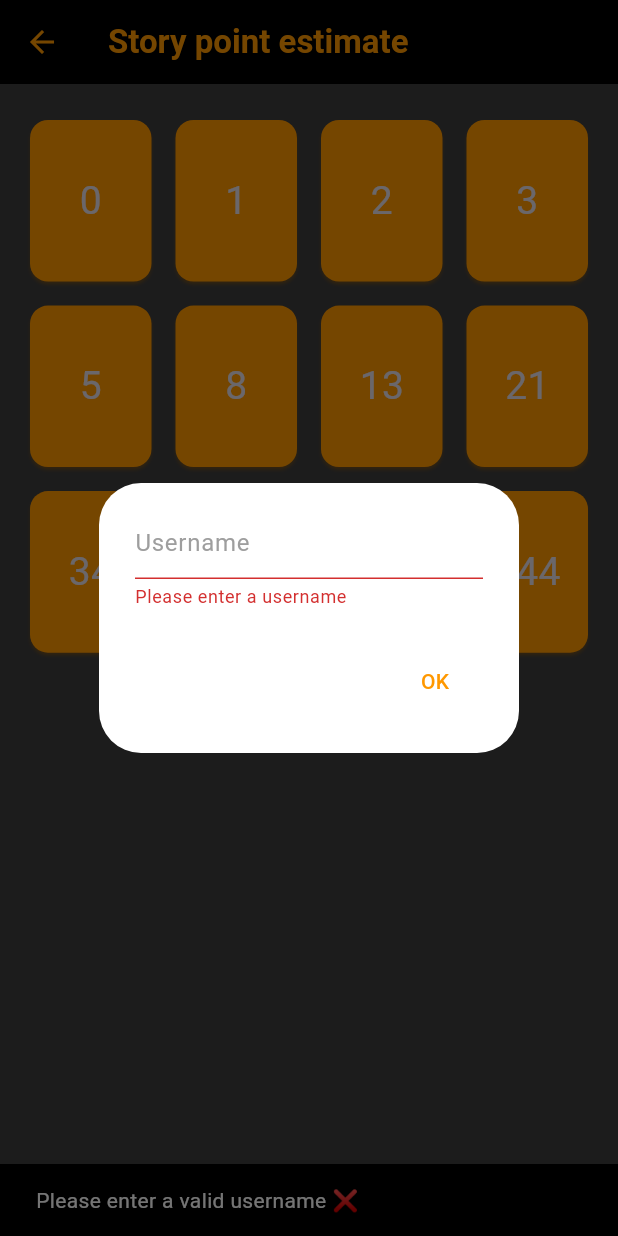
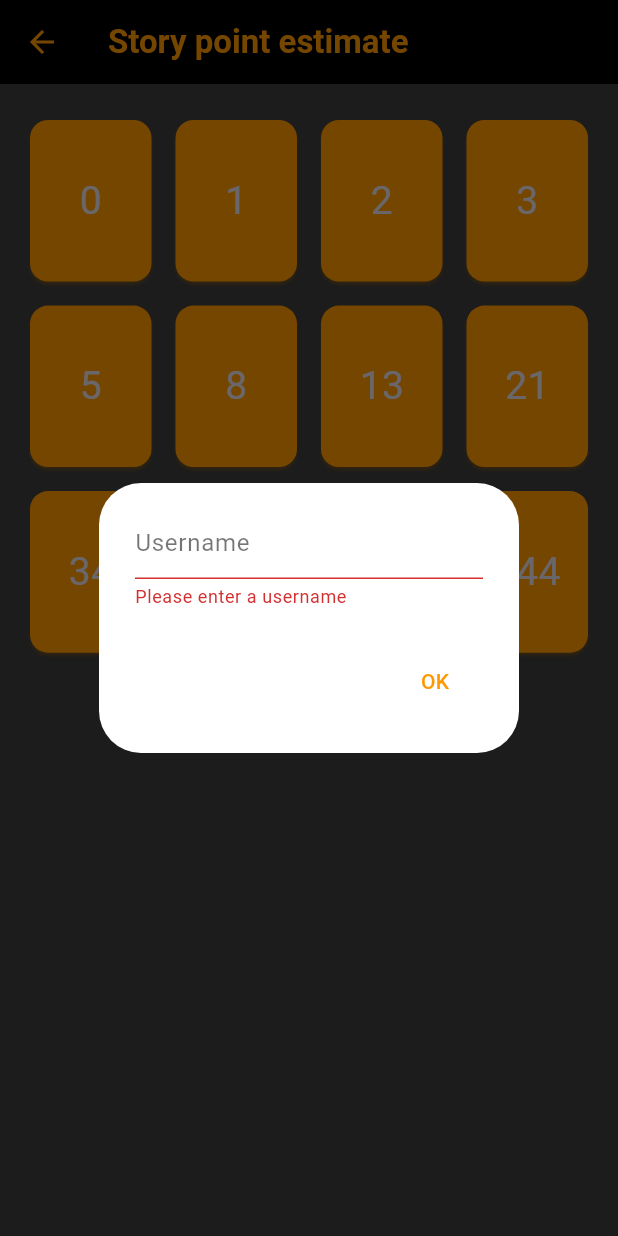
Before and after one commit to Ahmed-M-Hany/offline_vote, a Flutter app: the JoinerScreen screen opened directly with empty values, after a tap on "OK", on a phone screen of 412 x 824 dp. Run offline on Flutter 3.47's test engine with Material 3 defaults, Android fonts, the light colour scheme and no system bars; our stand-ins replace flutter_svg, syncfusion_flutter_charts; missing offline and left inert: barcode, mobile_scanner, network_info_plus.

Commit message:
project restructure

```diff
--- a/lib/local_network_service/local_network_service.dart
+++ b/lib/core/services/local_network_service.dart
@@ -4,7 +4,8 @@ import 'dart:convert';
 
 import 'package:flutter/material.dart';
 
-import '../main.dart';
+import '../../main.dart';
+
 
 
 
--- a/lib/votes_data.dart
+++ b/lib/data/repositories/votes_repository.dart
@@ -2,6 +2,6 @@
 
 import 'package:flutter/cupertino.dart';
 
-import 'Vote_model.dart';
+import '../models/vote_model.dart';
 
 ValueNotifier<List<VoteModel>> recievedVotes = ValueNotifier<List<VoteModel>>([]);
--- a/lib/host_screen.dart
+++ b/lib/features/host/presentation/view/host_screen.dart
@@ -1,4 +1,3 @@
-
 import 'dart:convert';
 import 'dart:io';
 import 'dart:typed_data';
@@ -7,11 +6,10 @@ import 'package:flutter/material.dart';
 import 'package:barcode/barcode.dart';
 import 'package:flutter_svg/svg.dart';
 import 'package:network_info_plus/network_info_plus.dart';
-import 'package:offline_voting/Vote_model.dart';
-import 'package:offline_voting/votes_data.dart';
+import 'package:offline_voting/data/models/vote_model.dart';
+import 'package:offline_voting/data/repositories/votes_repository.dart';
 import 'package:syncfusion_flutter_charts/charts.dart';
-import 'local_network_service/local_network_service.dart' as LocNetworkService;
-import 'main.dart';
+import 'package:offline_voting/core/services/local_network_service.dart' as LocNetworkService;
 
 class HostScreen extends StatefulWidget {
   const HostScreen({super.key});
@@ -179,10 +177,14 @@ class _RealTimeVotesListState extends State<RealTimeVotesList> {
         if (datagram != null) {
           final message = utf8.decode(datagram.data);
           final parts = message.trim().split(' 9971 ');
-          VoteModel vote = VoteModel(vote: parts.first, username: parts.last,address: datagram.address.address);
+          VoteModel vote = VoteModel(
+              vote: parts.first,
+              username: parts.last,
+              address: datagram.address.address);
           //check if the address is already in the list
           //if the address and username already exists, modify the existing vote
-          final existingVoteIndex = recievedVotes.value.indexWhere((v) => v.address == datagram.address.address && v.username == vote.username);
+          final existingVoteIndex = recievedVotes.value.indexWhere(
+              (v) => (v as VoteModel).username == vote.username);
 
           setState(() {
             if (existingVoteIndex != -1) {
@@ -205,6 +207,7 @@ class _RealTimeVotesListState extends State<RealTimeVotesList> {
       valueListenable: recievedVotes,
       builder: (context, value, child) {
         return ListView.separated(
+          padding: const EdgeInsets.symmetric(horizontal: 12, vertical: 8),
           scrollDirection: Axis.horizontal,
           itemCount: recievedVotes.value.length, // Placeholder for real-time votes
           separatorBuilder: (context, index) => const SizedBox(width: 12,),
--- /dev/null
+++ b/lib/features/host/presentation/viewmodel/host_viewmodel.dart
@@ -0,0 +1,4 @@
+
+class HostViewModel {
+  // Business logic for the host screen will go here.
+}
--- a/lib/joiner_screen.dart
+++ b/lib/features/joiner/presentation/view/joiner_screen.dart
@@ -1,7 +1,7 @@
 
 import 'package:flutter/material.dart';
-import 'package:offline_voting/choosen_number_screen.dart';
-import 'package:offline_voting/local_network_service/local_network_service.dart';
+import 'package:offline_voting/features/joiner/presentation/view/choosen_number_screen.dart';
+import 'package:offline_voting/core/services/local_network_service.dart';
 
 class JoinerScreen extends StatefulWidget {
   const JoinerScreen({super.key, required this.ipAndPort});
@@ -34,7 +34,12 @@ class _JoinerScreenState extends State<JoinerScreen> {
             content: Form(
               key: _formKey,
               child: TextFormField(
-                decoration:  InputDecoration(hintText: 'Username',hintStyle: TextStyle(color: Colors.grey)),
+                //text color black
+                decoration:  InputDecoration(
+                    hintText: 'Username',
+                    hintStyle: TextStyle(color: Colors.black54),
+                ),
+                style: TextStyle(color: Colors.black),
                 validator: (value) {
                   _username = value ?? "";
                   if(value == null || value.isEmpty) {
@@ -54,10 +59,6 @@ class _JoinerScreenState extends State<JoinerScreen> {
                 onPressed: () {
                   if (_formKey.currentState!.validate()) {
                     Navigator.of(context).pop();
-                  } else {
-                    ScaffoldMessenger.of(context).showSnackBar(
-                      const SnackBar(content: Text('Please enter a valid username ❌')),
-                    );
                   }
                 },
                 child: const Text('OK'),
--- a/lib/qr_scan_screen.dart
+++ b/lib/features/joiner/presentation/view/qr_scan_screen.dart
@@ -1,7 +1,7 @@
 
 import 'package:flutter/material.dart';
 import 'package:mobile_scanner/mobile_scanner.dart';
-import 'package:offline_voting/joiner_screen.dart';
+import 'package:offline_voting/features/joiner/presentation/view/joiner_screen.dart';
 
 class QrScanScreen extends StatefulWidget {
   const QrScanScreen({super.key});
--- /dev/null
+++ b/lib/features/joiner/presentation/viewmodel/joiner_viewmodel.dart
@@ -0,0 +1,4 @@
+
+class JoinerViewModel {
+  // Business logic for the joiner screen will go here.
+}
--- a/lib/start_screen.dart
+++ b/lib/features/start/presentation/view/start_screen.dart
@@ -2,10 +2,8 @@
 
 import 'package:flutter/material.dart';
 
-import 'package:offline_voting/local_network_service/local_network_service.dart';
-import 'package:offline_voting/qr_scan_screen.dart';
-
-import 'host_screen.dart';
+import 'package:offline_voting/features/host/presentation/view/host_screen.dart';
+import 'package:offline_voting/features/joiner/presentation/view/qr_scan_screen.dart';
 
 class StartScreen extends StatelessWidget {
   const StartScreen({super.key});
--- /dev/null
+++ b/lib/features/start/presentation/viewmodel/start_viewmodel.dart
@@ -0,0 +1,4 @@
+
+class StartViewModel {
+  // Business logic for the start screen will go here.
+}
```
Also changed, not shown: lib/main.dart (+1 -94 lines), lib/data/models/vote_model.dart (renamed from lib/Vote_model.dart), lib/features/joiner/presentation/view/choosen_number_screen.dart (renamed from lib/choosen_number_screen.dart).
